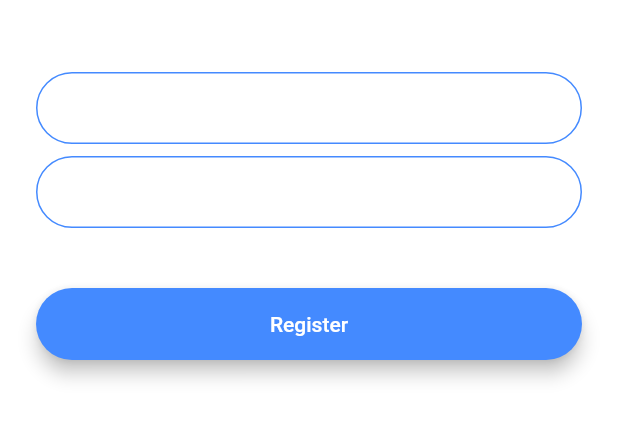
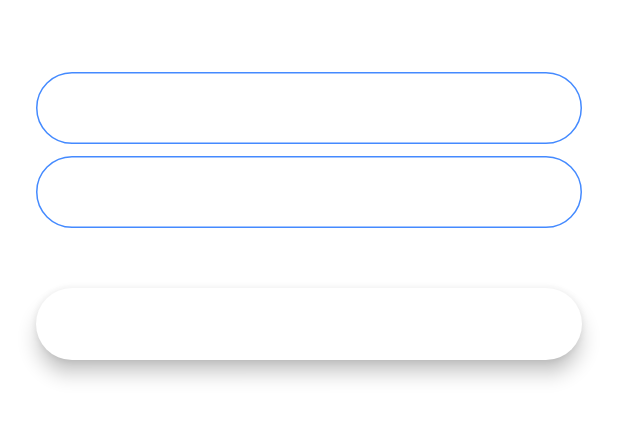
Before and after one commit to enzorva/flash, a Flutter app: the RegistrationScreen screen opened by its route, on a phone screen of 412 x 824 dp, the part 576-1018 px from its top. Run offline on Flutter 3.47's test engine with Material 2 defaults, Android fonts, the phone set to English and light mode, and no system bars.

Commit message:
Padding refactor into rounded ,animation added

```diff
--- a/lib/screens/registration_screen.dart
+++ b/lib/screens/registration_screen.dart
@@ -1,4 +1,5 @@
 import 'package:flutter/material.dart';
+import 'package:flash/components/rounded_button.dart';
 
 class RegistrationScreen extends StatefulWidget {
   static String id = 'registration_screen';
@@ -18,9 +19,12 @@ class _RegistrationScreenState extends State<RegistrationScreen> {
           mainAxisAlignment: MainAxisAlignment.center,
           crossAxisAlignment: CrossAxisAlignment.stretch,
           children: <Widget>[
-            SizedBox(
-              height: 200.0,
-              child: Image.asset('images/logo.png'),
+            Hero(
+              tag: 'logo',
+              child: SizedBox(
+                height: 200.0,
+                child: Image.asset('images/logo.png'),
+              ),
             ),
             const SizedBox(
               height: 48.0,
@@ -73,25 +77,8 @@ class _RegistrationScreenState extends State<RegistrationScreen> {
             const SizedBox(
               height: 24.0,
             ),
-            Padding(
-              padding: const EdgeInsets.symmetric(vertical: 16.0),
-              child: Material(
-                color: Colors.blueAccent,
-                borderRadius: const BorderRadius.all(Radius.circular(30.0)),
-                elevation: 5.0,
-                child: MaterialButton(
-                  onPressed: () {
-                    //Implement registration functionality.
-                  },
-                  minWidth: 200.0,
-                  height: 42.0,
-                  child: const Text(
-                    'Register',
-                    style: TextStyle(color: Colors.white),
-                  ),
-                ),
-              ),
-            ),
+            RoundedButton(
+                title: 'Register', colour: Colors.white, onPressed: () {})
           ],
         ),
       ),
```
